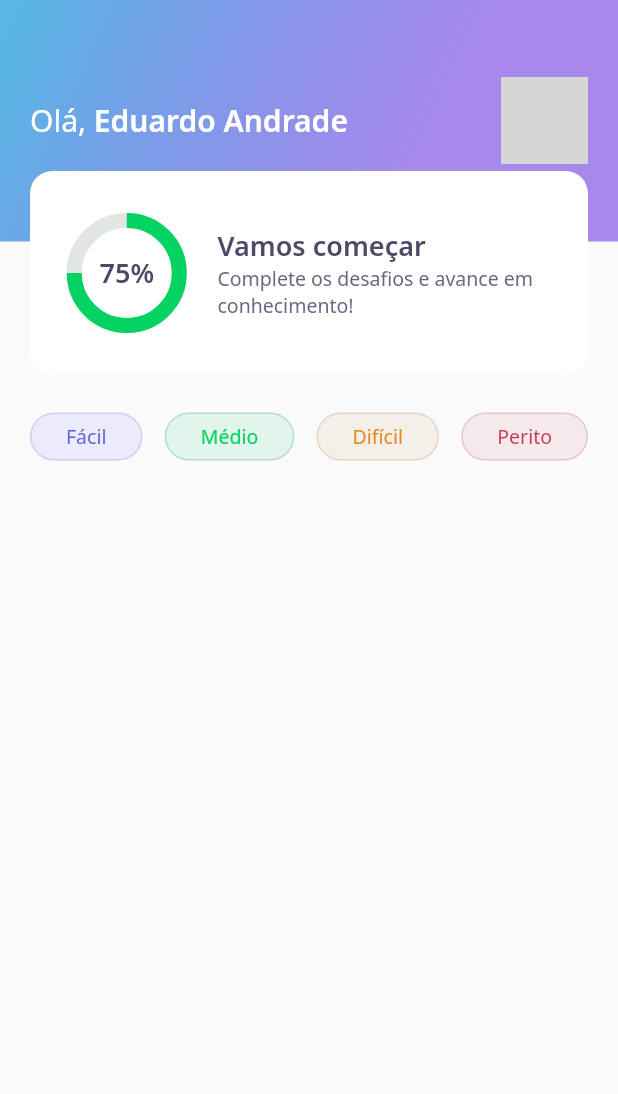
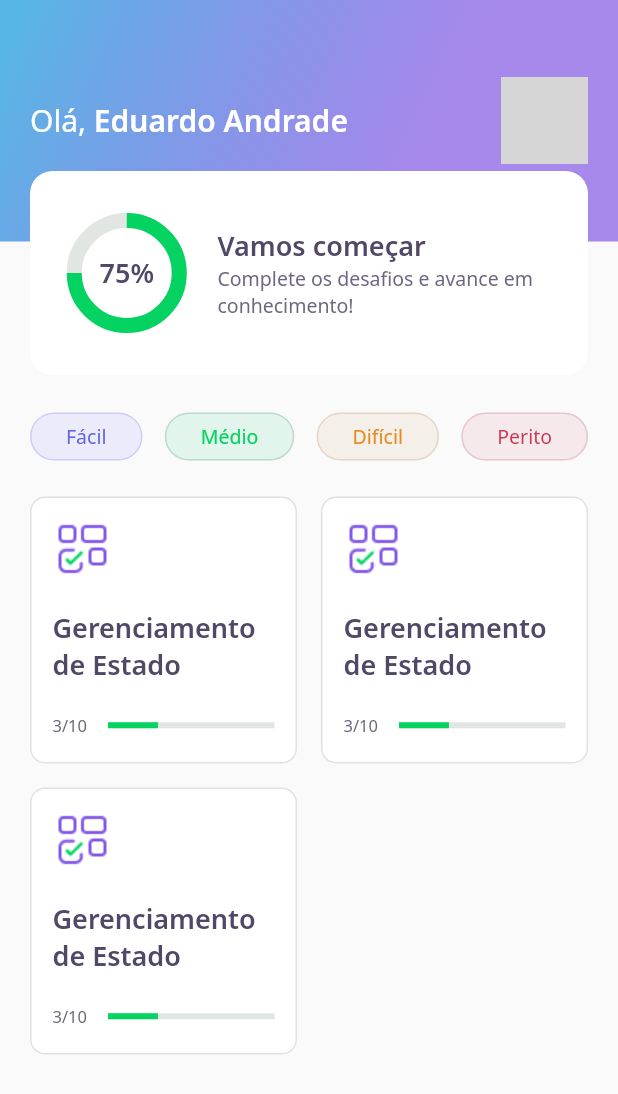
Before and after one commit to eduardo-and/dev-quiz, a Flutter app: the screen it shows after launch, on a phone screen of 412 x 824 dp. Shown: the top 1094 px of the screen. Run offline on Flutter 3.47's test engine with Material 2 defaults, Android fonts, the phone set to English and light mode, and no system bars; our stand-ins replace google_fonts; network calls fail; grey boxes are pictures that could not be loaded.

Commit message:
aula 2,parte 1

```diff
--- a/lib/home/home_page.dart
+++ b/lib/home/home_page.dart
@@ -1,5 +1,6 @@
 import 'package:DevQuiz/home/widgets/app_bar/app_bar_widget.dart';
 import 'package:DevQuiz/home/widgets/level_button/level_button_widget.dart';
+import 'package:DevQuiz/home/widgets/quiz_card/quiz_card_widget.dart';
 import 'package:flutter/material.dart';
 
 class HomePage extends StatefulWidget {
@@ -14,13 +15,31 @@ class _HomePageState extends State<HomePage> {
       appBar: AppBarWidget(),
       body: Padding(
         padding: const EdgeInsets.symmetric(horizontal: 20),
-        child: Row(
-          mainAxisAlignment: MainAxisAlignment.spaceBetween,
+        child: Column(
           children: [
-            LevelButtonWidget(label: "Fácil"),
-            LevelButtonWidget(label: "Médio"),
-            LevelButtonWidget(label: "Difícil"),
-            LevelButtonWidget(label: "Perito"),
+            Row(
+              mainAxisAlignment: MainAxisAlignment.spaceBetween,
+              children: [
+                LevelButtonWidget(label: "Fácil"),
+                LevelButtonWidget(label: "Médio"),
+                LevelButtonWidget(label: "Difícil"),
+                LevelButtonWidget(label: "Perito"),
+              ],
+            ),
+              SizedBox(
+              height:24,
+            ),
+            Expanded(
+                child: GridView.count(
+                  crossAxisCount: 2,
+                  crossAxisSpacing: 16,
+                  mainAxisSpacing: 16,
+                  children:[
+                  QuizCardWidget(),
+                  QuizCardWidget(),
+                  QuizCardWidget()
+                ]),
+            )
           ],
         ),
       ),
--- /dev/null
+++ b/lib/home/widgets/quiz_card/quiz_card_widget.dart
@@ -0,0 +1,53 @@
+import 'package:DevQuiz/shared/core.dart';
+import 'package:flutter/material.dart';
+
+class QuizCardWidget extends StatelessWidget {
+  @override
+  Widget build(BuildContext context) {
+    return Container(
+      decoration: BoxDecoration(
+        border: Border.fromBorderSide(BorderSide(color: AppColors.border)),
+        color: AppColors.white,
+        borderRadius: BorderRadius.circular(10)),
+      child: Padding(
+        padding: const EdgeInsets.all(14),
+        child: Column(
+          crossAxisAlignment: CrossAxisAlignment.start,
+          children: [
+            Container(
+              height: 40,
+              width: 40,
+              child: Image.asset(AppImages.blocks),
+            ),
+            SizedBox(
+              height:20,
+            ),
+            Text("Gerenciamento de Estado", style:AppTextStyles.heading),
+              SizedBox(
+              height:20,
+            ),
+            Row(
+              children: [
+                Expanded(
+                  flex:1,
+                  child: Text("3/10", style: AppTextStyles.body11)),
+                Expanded(
+                    flex: 3,
+                    child: LinearProgressIndicator(
+                    value:0.3,
+                    backgroundColor: AppColors.chartSecondary,
+                    valueColor: AlwaysStoppedAnimation<Color>(AppColors.chartPrimary),
+                  ),
+                )
+
+            ],)
+
+
+
+          ],
+
+          ),
+      )
+    );
+  }
+}
```
